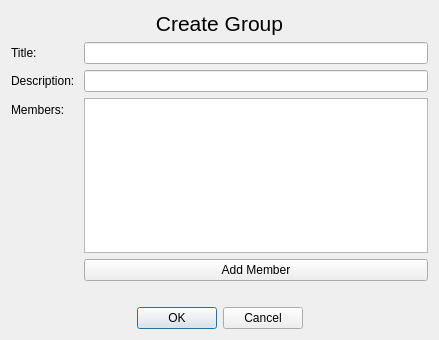
Before: the Qt Designer form client/NewGroupDialog.ui in constantin1215/Scaip, drawn with Qt 5.
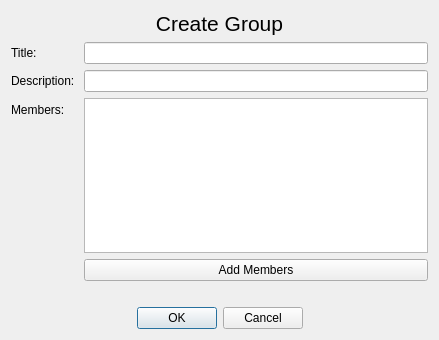
After: the same form once the commit is applied.

```diff
--- a/client/NewGroupDialog.ui
+++ b/client/NewGroupDialog.ui
@@ -64,7 +64,7 @@
      <item row="3" column="1">
       <widget class="QPushButton" name="addMemberButton">
        <property name="text">
-        <string>Add Member</string>
+        <string>Add Members</string>
        </property>
       </widget>
      </item>
```
Left out of the diff: 6 changed lines with no effect on the pictures.
